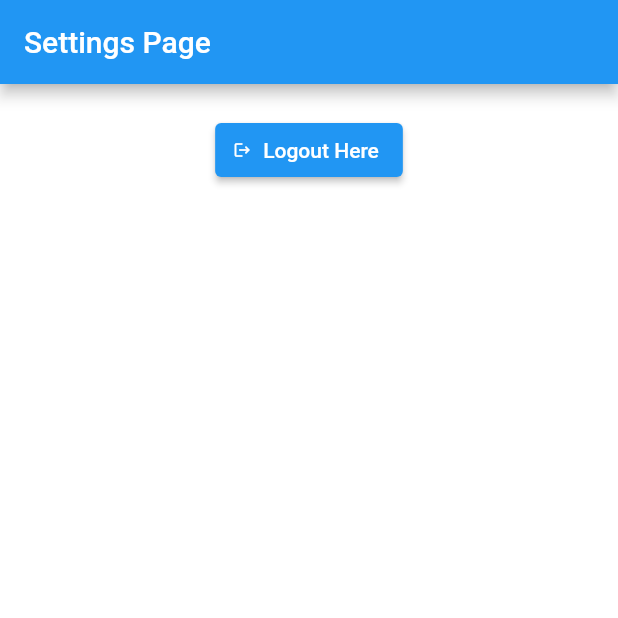
After one commit to kremarie00/MobileDev_Midterms, a Flutter app: the Settings screen opened directly, on a phone screen of 412 x 824 dp, the top half of it. The commit adds this screen. Run offline on Flutter 3.47's test engine with Material 2 defaults, Android fonts, the phone set to English and light mode, and no system bars; network calls fail.

Commit message:
Settings page

```diff
--- /dev/null
+++ b/midterm_project/lib/pages/SettingsPage.dart
@@ -0,0 +1,58 @@
+import 'package:flutter/material.dart';
+import 'package:midterm_project/pages/LoginPage.dart';
+import 'LoginPage.dart';
+
+void main() {
+  runApp(SettingsPage());
+}
+class SettingsPage extends StatelessWidget {
+  static String routeName = "/settings";
+
+  @override
+  Widget build(BuildContext context) {
+  return MaterialApp(
+      debugShowCheckedModeBanner: false,
+      home: Settings(),
+    );
+  }
+}
+
+class Settings extends StatefulWidget{
+  @override
+  _SettingsState createState() => _SettingsState();
+}
+
+class _SettingsState extends State<Settings> {
+  @override
+  Widget build(BuildContext context){
+    return Scaffold(
+        backgroundColor: Colors.white,
+        appBar: AppBar(
+          title: Text("Settings Page"),
+        ),
+        body: Container(
+          child: Center(
+            child: Column(
+              children: [
+                SizedBox(
+                  height: 20.0,
+                ),
+                ElevatedButton.icon(
+                  icon: Icon(
+                    Icons.logout,
+                    size: 12.0,
+                  ),
+                  label: Text("Logout Here"),
+                  onPressed: (){
+                    Navigator.push(
+                      context,
+                      MaterialPageRoute(builder: (context) => MyApp()));
+                  },
+                )
+              ],
+            ),
+          ),
+      ),
+    );
+  }
+}
```
Also changed, not shown: midterm_project/lib/main.dart (line endings or trailing spaces).
